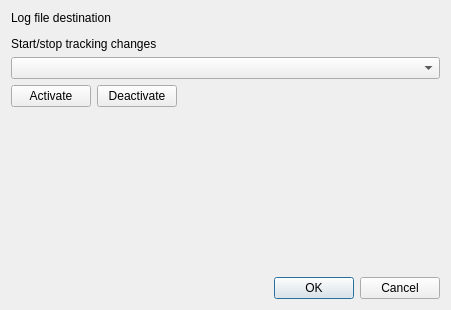
Above: track_changes/ui/main_dialog.ui from ahmadzfaiz/qgis-track-changes before the change. Below: the same form after it.
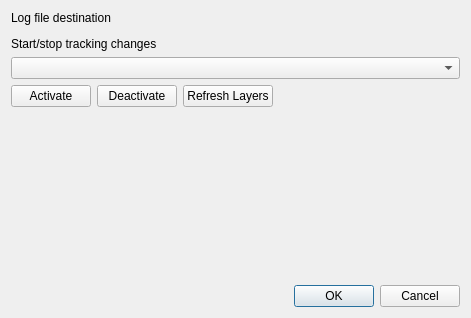
That is the form after the change. Custom widgets are drawn as their Qt base class.

Commit message: feat: add refresh layers

Diff of the .ui file:
```diff
--- a/track_changes/ui/main_dialog.ui
+++ b/track_changes/ui/main_dialog.ui
@@ -6,8 +6,8 @@
    <rect>
     <x>0</x>
     <y>0</y>
-    <width>451</width>
-    <height>310</height>
+    <width>471</width>
+    <height>318</height>
    </rect>
   </property>
   <property name="windowTitle">
@@ -41,7 +41,7 @@
       </layout>
      </item>
      <item>
-      <layout class="QHBoxLayout" name="horizontalLayout_2">
+      <layout class="QHBoxLayout" name="horizontalLayout">
        <item>
         <widget class="QPushButton" name="pbActivate">
          <property name="text">
@@ -56,6 +56,13 @@
          </property>
         </widget>
        </item>
+       <item>
+        <widget class="QPushButton" name="pbRefreshLayers">
+         <property name="text">
+          <string>Refresh Layers</string>
+         </property>
+        </widget>
+       </item>
        <item>
         <spacer name="horizontalSpacer_2">
          <property name="orientation">
@@ -85,7 +92,7 @@
       </spacer>
      </item>
      <item>
-      <layout class="QHBoxLayout" name="horizontalLayout">
+      <layout class="QHBoxLayout" name="horizontalLayout_2">
        <item>
         <spacer name="horizontalSpacer">
          <property name="orientation">
```
The commit also changes 2 other files.
